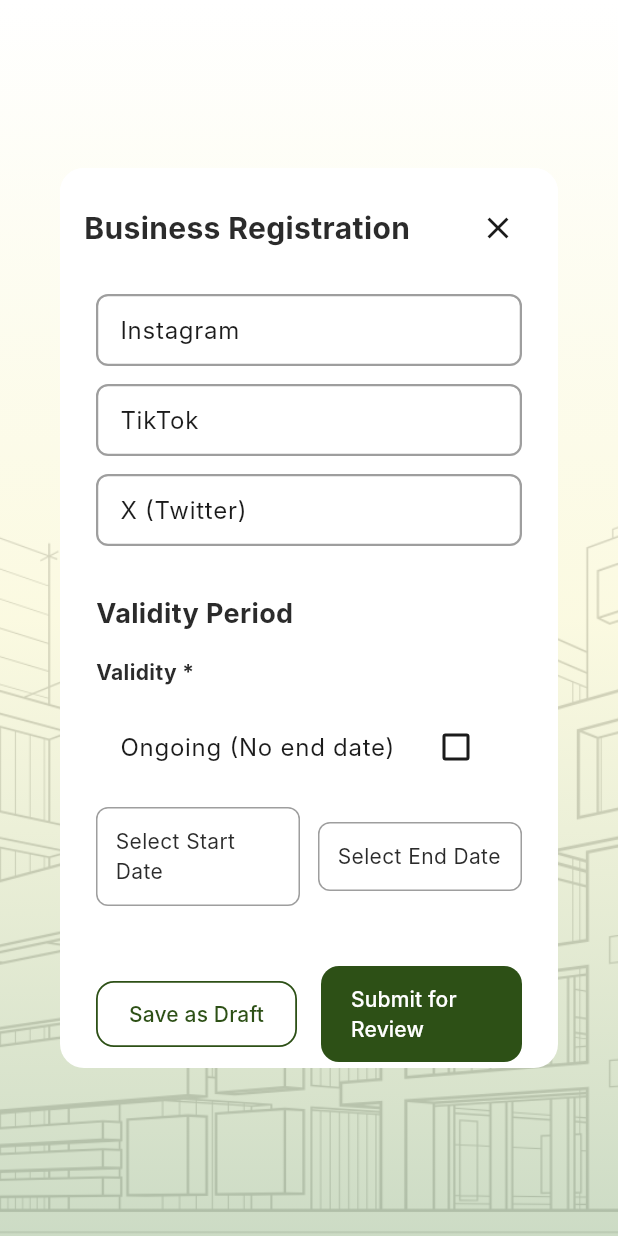
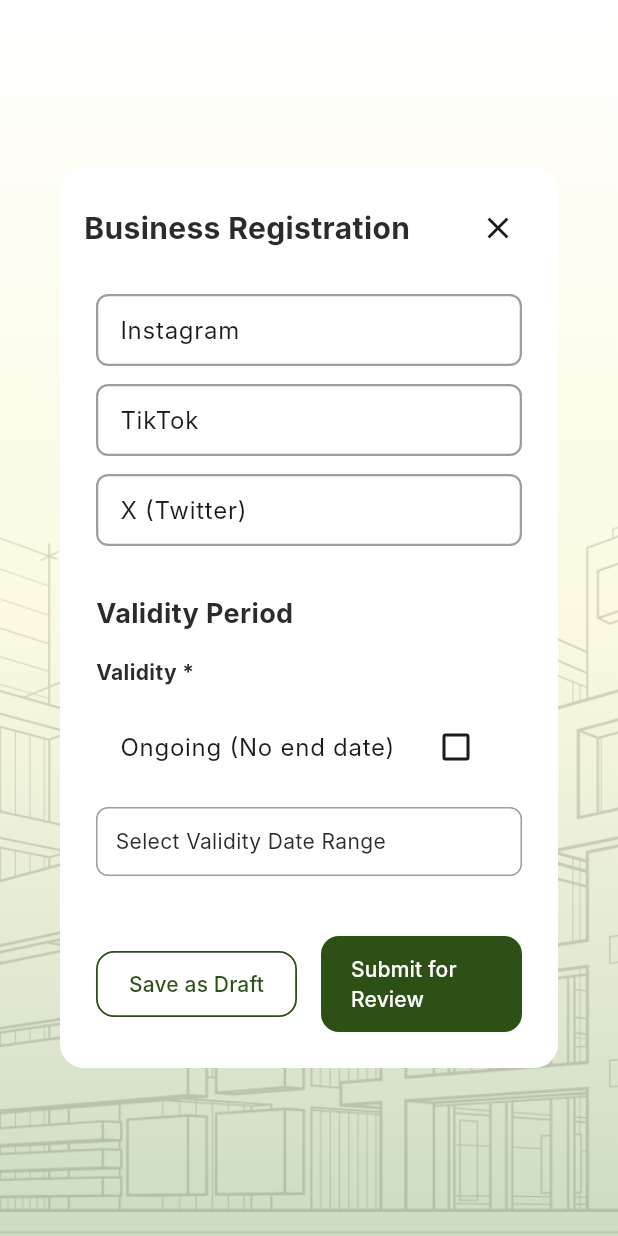
Before and after one commit to pjtoral/idiscount_website, a Flutter app: the RegisterPage screen opened by its route, scrolled down 1134 dp, on a phone screen of 412 x 824 dp. Run offline on Flutter 3.47's test engine with Material 3 defaults, Android fonts, the phone set to English and light mode, and no system bars; our stand-ins replace flutter_map, go_router, latlong2, supabase_flutter; missing offline and left inert: dart:html; accounts and stored records are empty; Roboto replaces fonts that are missing (Inter).

Commit message:
Date range for validity

```diff
--- a/lib/pages/widgets/register_sections.dart
+++ b/lib/pages/widgets/register_sections.dart
@@ -599,8 +599,7 @@ class RegisterValidityField extends StatelessWidget {
   final DateTime? startDate;
   final DateTime? endDate;
   final ValueChanged<bool?> onToggleOngoing;
-  final VoidCallback onTapStartDate;
-  final VoidCallback onTapEndDate;
+  final VoidCallback onTapDateRange;
 
   const RegisterValidityField({
     super.key,
@@ -608,8 +607,7 @@ class RegisterValidityField extends StatelessWidget {
     required this.startDate,
     required this.endDate,
     required this.onToggleOngoing,
-    required this.onTapStartDate,
-    required this.onTapEndDate,
+    required this.onTapDateRange,
   });
 
   @override
@@ -624,43 +622,25 @@ class RegisterValidityField extends StatelessWidget {
           value: isOngoing,
           onChanged: onToggleOngoing,
         ),
+        if (!isOngoing) ...[
           const SizedBox(height: 12),
-        Row(
-          children: [
-            Expanded(
-              child: GestureDetector(
-                onTap: onTapStartDate,
+          GestureDetector(
+            onTap: onTapDateRange,
             child: Container(
+              width: double.infinity,
               padding: const EdgeInsets.all(12),
               decoration: BoxDecoration(
                 border: Border.all(color: Colors.grey),
                 borderRadius: BorderRadius.circular(8),
               ),
               child: Text(
-                    startDate?.toString().split(' ')[0] ?? 'Select Start Date',
-                  ),
-                ),
-              ),
-            ),
-            const SizedBox(width: 12),
-            if (!isOngoing)
-              Expanded(
-                child: GestureDetector(
-                  onTap: onTapEndDate,
-                  child: Container(
-                    padding: const EdgeInsets.all(12),
-                    decoration: BoxDecoration(
-                      border: Border.all(color: Colors.grey),
-                      borderRadius: BorderRadius.circular(8),
-                    ),
-                    child: Text(
-                      endDate?.toString().split(' ')[0] ?? 'Select End Date',
-                    ),
+                (startDate != null && endDate != null)
+                    ? '${startDate!.toString().split(' ')[0]} to ${endDate!.toString().split(' ')[0]}'
+                    : 'Select Validity Date Range',
               ),
             ),
           ),
         ],
-        ),
       ],
     );
   }
```
Also changed, not shown: lib/pages/register_page.dart (+151 -25 lines), pubspec.lock. Lines whose indentation alone changed are shown as unchanged.
